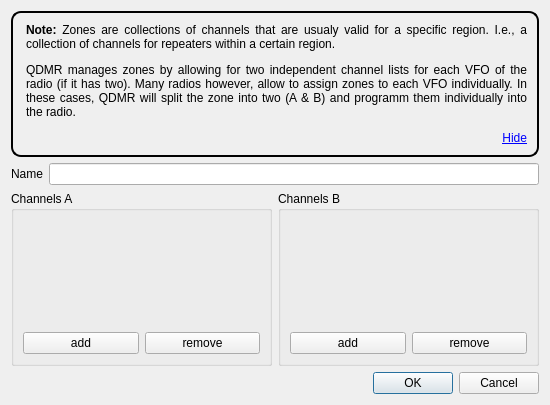
The window that src/zonedialog.ui (hmatuschek/qdmr) describes before a commit, drawn with Qt 5.
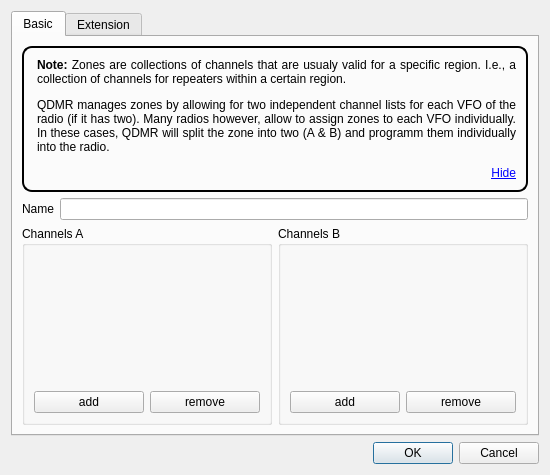
The same window after the commit. Custom widgets are drawn as their Qt base class.

Commit message: Added extension editing to ZoneDialog. Addresses #177.

```diff
--- a/src/zonedialog.ui
+++ b/src/zonedialog.ui
@@ -7,7 +7,7 @@
     <x>0</x>
     <y>0</y>
     <width>550</width>
-    <height>405</height>
+    <height>475</height>
    </rect>
   </property>
   <property name="windowTitle">
@@ -15,6 +15,16 @@
   </property>
   <layout class="QVBoxLayout" name="verticalLayout">
    <item>
+    <widget class="QTabWidget" name="tabWidget">
+     <property name="currentIndex">
+      <number>0</number>
+     </property>
+     <widget class="QWidget" name="tab">
+      <attribute name="title">
+       <string>Basic</string>
+      </attribute>
+      <layout class="QVBoxLayout" name="verticalLayout_3">
+       <item>
     <widget class="QLabel" name="zoneHint">
      <property name="styleSheet">
       <string notr="true">padding:10px;border: 2px solid black; border-radius: 10px;</string>
@@ -125,6 +135,15 @@
      </item>
     </layout>
    </item>
+      </layout>
+     </widget>
+     <widget class="ExtensionView" name="extensionView">
+      <attribute name="title">
+       <string>Extension</string>
+      </attribute>
+     </widget>
+    </widget>
+   </item>
    <item>
     <widget class="QDialogButtonBox" name="buttonBox">
      <property name="orientation">
@@ -138,6 +157,12 @@
   </layout>
  </widget>
  <customwidgets>
+  <customwidget>
+   <class>ExtensionView</class>
+   <extends>QWidget</extends>
+   <header>extensionview.hh</header>
+   <container>1</container>
+  </customwidget>
   <customwidget>
    <class>ConfigObjectListView</class>
    <extends>QWidget</extends>
```
Lines whose indentation alone changed are shown as unchanged. The commit also changes 3 other files.
